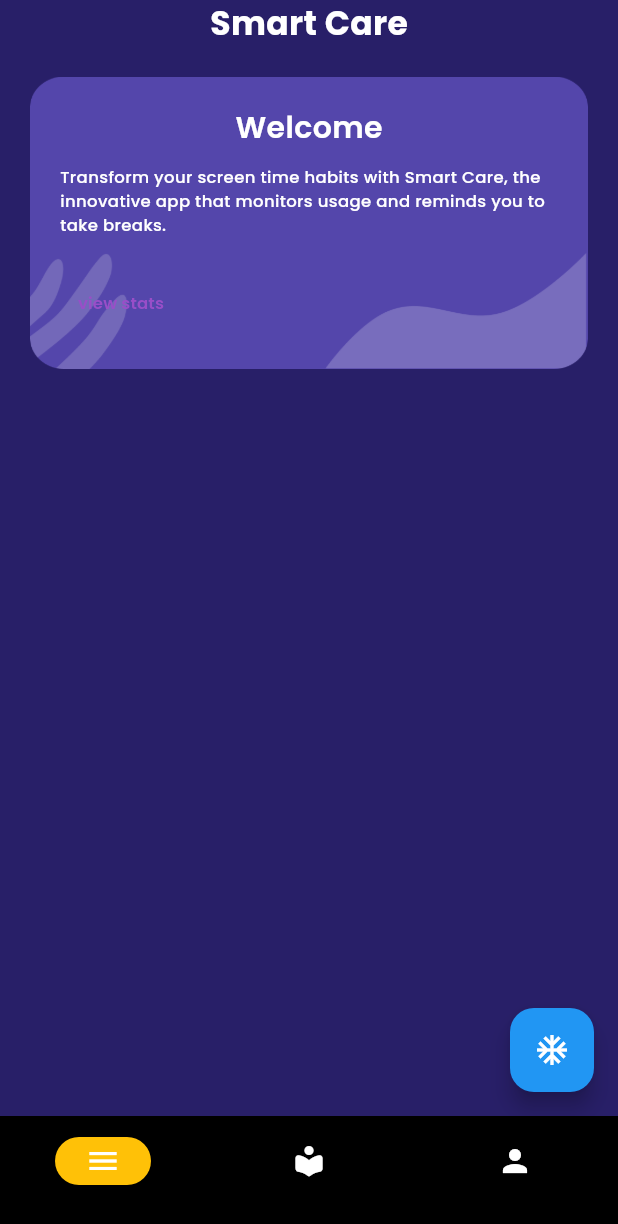
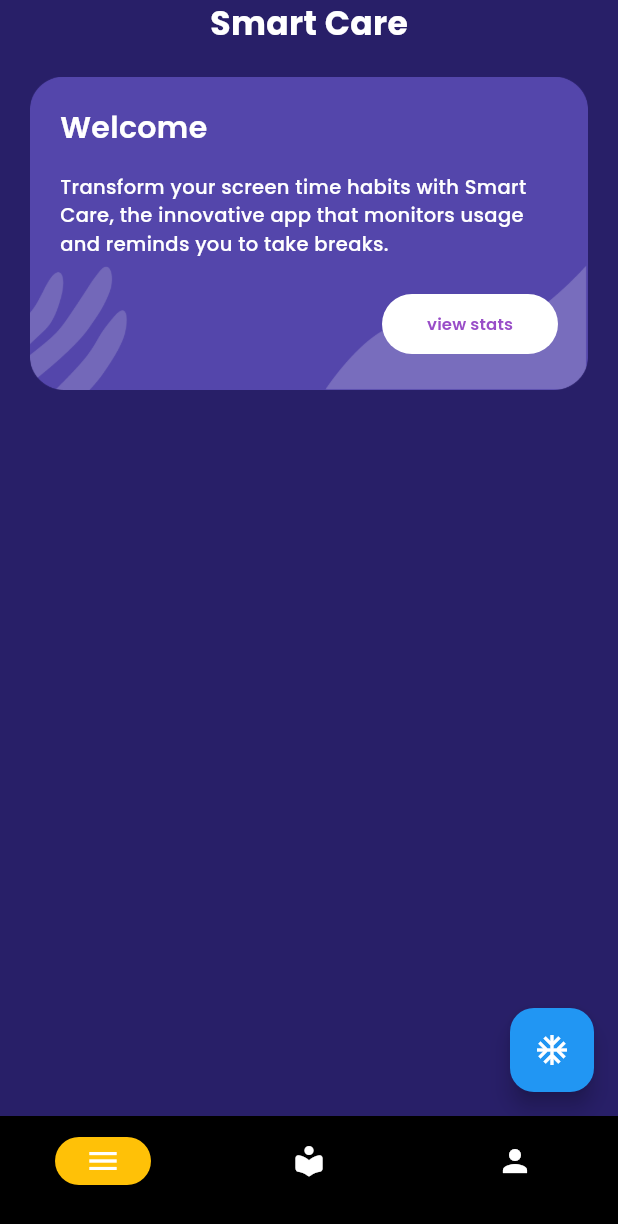
Before and after one commit to kevinhectorngetich/smartcare, a Flutter app: the screen it shows after launch, on a phone screen of 412 x 824 dp. Shown: the top 1224 px of the screen. Run offline on Flutter 3.47's test engine with Material 2 defaults, Android fonts, the phone set to English and light mode, and no system bars.

Commit message:
feat: finished first card UI

```diff
--- a/lib/common/theme.dart
+++ b/lib/common/theme.dart
@@ -16,3 +16,15 @@ final appTheme = ThemeData(
     ),
   ),
 );
+
+ButtonStyle kviewStats() {
+  return ButtonStyle(
+    // foregroundColor: MaterialStateProperty.all(Colors.white),
+    shape: MaterialStateProperty.all(
+        RoundedRectangleBorder(borderRadius: BorderRadius.circular(20.0))),
+    backgroundColor: MaterialStateProperty.all(Colors.white),
+    padding: MaterialStateProperty.all(
+      const EdgeInsets.fromLTRB(30.0, 10.0, 30.0, 10.0),
+    ),
+  );
+}
--- a/lib/constants/text_style.dart
+++ b/lib/constants/text_style.dart
@@ -16,7 +16,7 @@ const kTitleStyle = TextStyle(
 );
 const kparagrapghStyle = TextStyle(
   fontFamily: 'Poppins',
-  fontSize: 11.0,
+  fontSize: 13.0,
   fontWeight: FontWeight.w500,
   color: Colors.white,
 );
--- a/lib/screens/smartcare.dart
+++ b/lib/screens/smartcare.dart
@@ -1,4 +1,5 @@
 import 'package:flutter/material.dart';
+import 'package:smartcare/common/theme.dart';
 import 'package:smartcare/constants/constants.dart';
 import 'package:smartcare/constants/text_style.dart';
 
@@ -45,13 +46,14 @@ class _SmartCareScreenState extends State<SmartCareScreen> {
                 child: Padding(
                   padding: const EdgeInsets.all(20.0),
                   child: Column(
+                    crossAxisAlignment: CrossAxisAlignment.start,
                     children: [
                       const Text(
                         'Welcome',
                         style: kTitleStyle,
                       ),
                       const SizedBox(
-                        height: 10.0,
+                        height: 15.0,
                       ),
                       const Text(
                         'Transform your screen time habits with Smart Care, the innovative app that monitors usage and reminds you to take breaks.',
@@ -61,9 +63,11 @@ class _SmartCareScreenState extends State<SmartCareScreen> {
                         height: 20.0,
                       ),
                       Row(
+                        mainAxisAlignment: MainAxisAlignment.end,
                         children: [
                           TextButton(
                             onPressed: () {},
+                            style: kviewStats(),
                             child: const Text(
                               'view stats',
                               style: kbuttonTextStyle,
```
